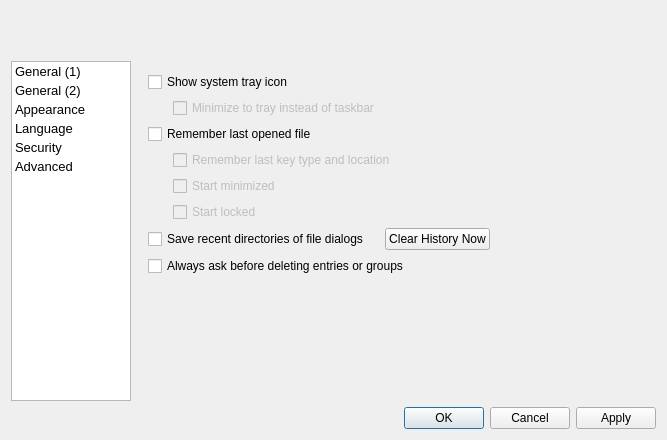
Above: src/forms/SettingsDlg.ui from thooge/keepassx1 before the change. Below: the same form after it.
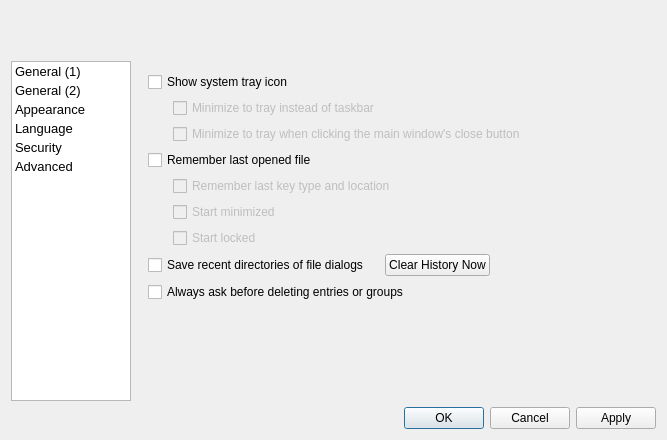
That is the form after the change. Custom widgets are drawn as their Qt base class.

Commit message: Restore "Close To Tray" functionality

What changed in the file:
```diff
--- a/src/forms/SettingsDlg.ui
+++ b/src/forms/SettingsDlg.ui
@@ -146,6 +146,36 @@
            </item>
           </layout>
          </item>
+         <item>
+          <layout class="QHBoxLayout" name="horizontalLayout_6">
+           <item>
+            <spacer name="horizontalSpacer_3">
+             <property name="orientation">
+              <enum>Qt::Horizontal</enum>
+             </property>
+             <property name="sizeType">
+              <enum>QSizePolicy::Fixed</enum>
+             </property>
+             <property name="sizeHint" stdset="0">
+              <size>
+               <width>25</width>
+               <height>10</height>
+              </size>
+             </property>
+            </spacer>
+           </item>
+           <item>
+            <widget class="QCheckBox" name="CheckBox_CloseToTray">
+             <property name="enabled">
+              <bool>false</bool>
+             </property>
+             <property name="text">
+              <string>Minimize to tray when clicking the main window's close button</string>
+             </property>
+            </widget>
+           </item>
+          </layout>
+         </item>
          <item>
           <layout class="QVBoxLayout" name="_18">
            <item>
```
The commit also changes 4 other files.
